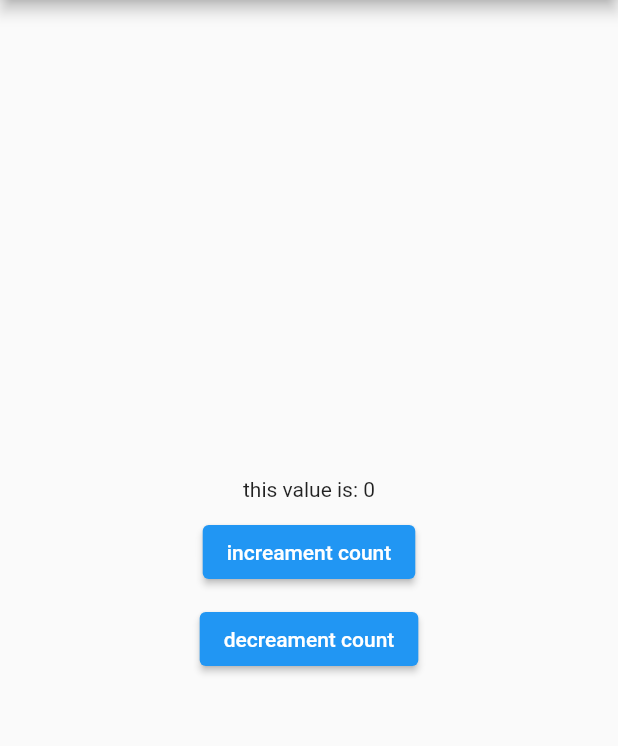
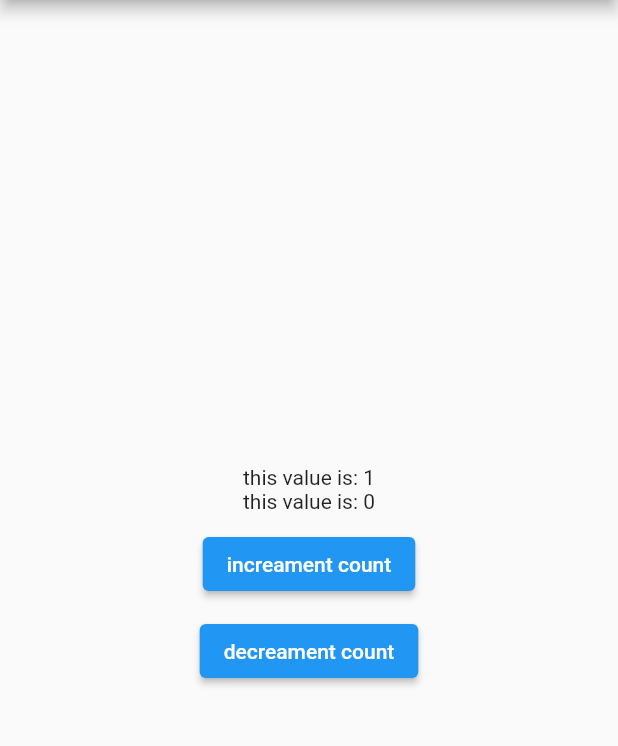
Before and after one commit to hamze-ibraheem/unique_id_getx_sample, a Flutter app: the screen it shows after launch, after a tap on "increament count", on a phone screen of 412 x 824 dp, the part 84-830 px from its top. Run offline on Flutter 3.47's test engine with Material 2 defaults, Android fonts, the phone set to English and light mode, and no system bars; our stand-ins replace get.

Commit message:
version 2

```diff
--- a/lib/controller.dart
+++ b/lib/controller.dart
@@ -5,11 +5,11 @@ class Controller extends GetxController {
 
   void increament() {
     count++;
-    update();
+    update(['Counter']);
   }
 
   void decreament() {
-    count++;
-    update();
+    count--;
+    update(['Counter']);
   }
 }
--- a/lib/main.dart
+++ b/lib/main.dart
@@ -1,5 +1,3 @@
-import 'dart:html';
-
 import 'package:flutter/material.dart';
 import 'package:get/get.dart';
 import 'package:unique_id_getx_sample/controller.dart';
@@ -94,6 +92,11 @@ class _MyHomePageState extends State<MyHomePage> {
                 return Text('this value is: ${controller.count}');
               },
             ),
+            GetBuilder<Controller>(
+              builder: (controller) {
+                return Text('this value is: ${controller.count}');
+              },
+            ),
             const SizedBox(
               height: 10.0,
             ),
```
